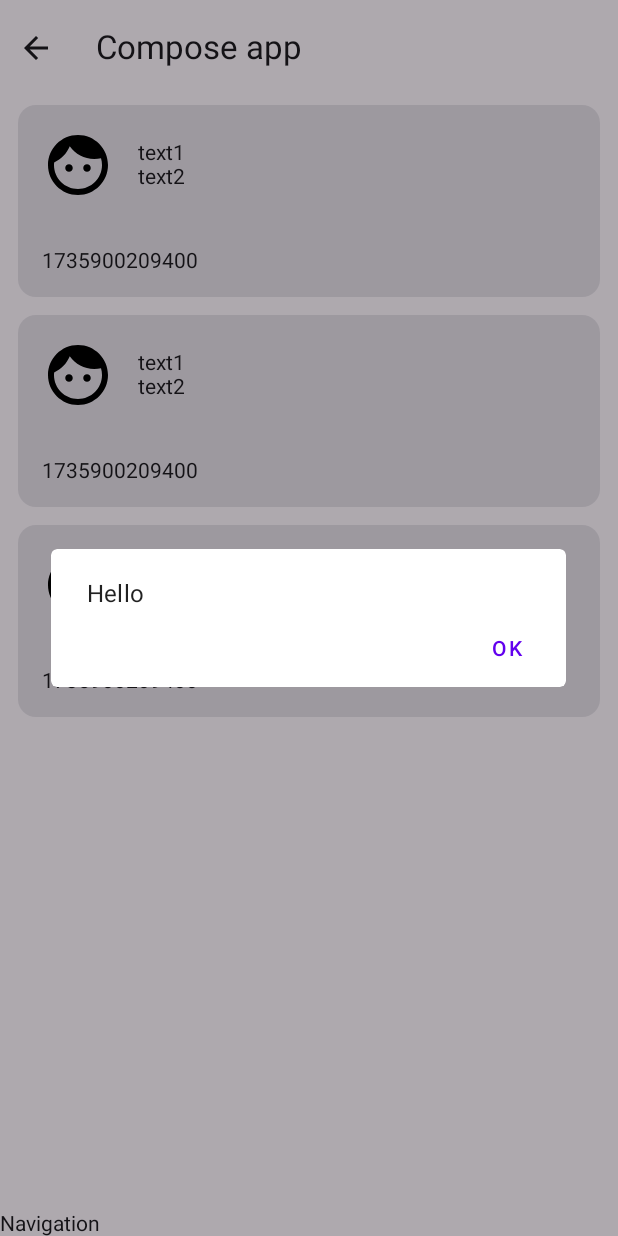
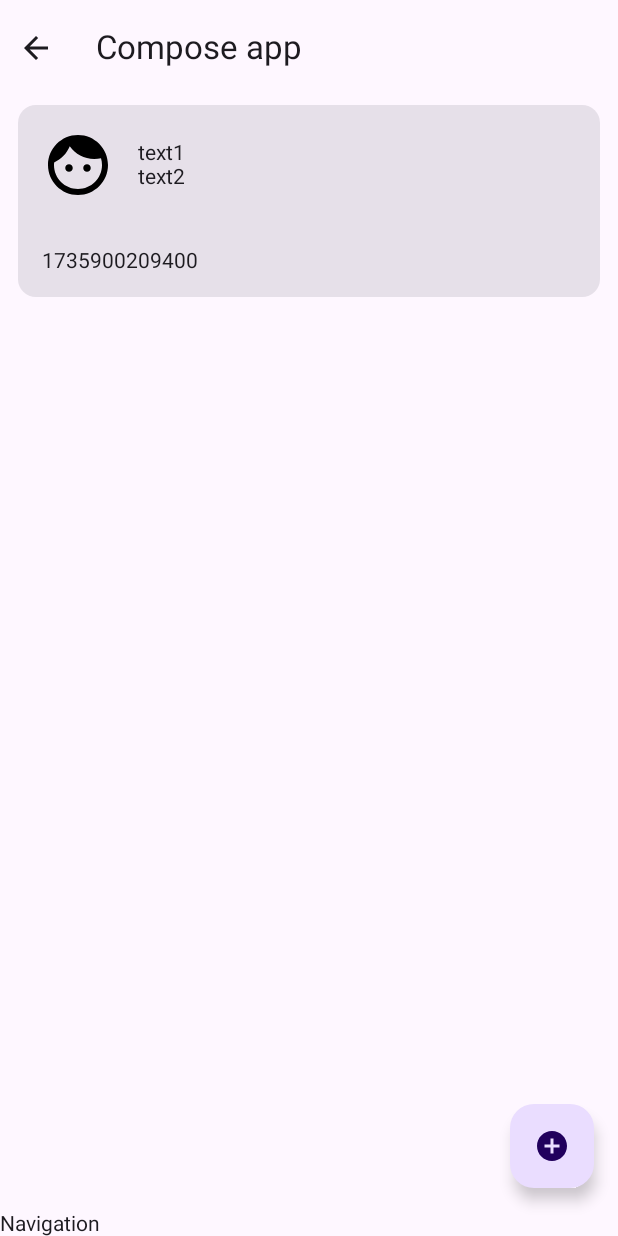
Before and after one commit to OlegQt/TestGl, an Android app built with Jetpack Compose: the screen it shows after launch (MainActivity), on a phone screen of 412 x 824 dp. Run offline under Robolectric (Android 15) with nearby library versions, the phone set to English and light mode, and no system bars.

Commit message:
Add FloatActionButton connected with viewModel

```diff
--- a/app/src/main/java/com/testgl/presentation/composable/ComposeFunctions.kt
+++ b/app/src/main/java/com/testgl/presentation/composable/ComposeFunctions.kt
@@ -7,9 +7,11 @@ import androidx.compose.foundation.layout.padding
 import androidx.compose.foundation.layout.size
 import androidx.compose.material.icons.Icons
 import androidx.compose.material.icons.automirrored.filled.ArrowBack
+import androidx.compose.material.icons.filled.AddCircle
 import androidx.compose.material.icons.filled.Face
 import androidx.compose.material3.Card
 import androidx.compose.material3.ExperimentalMaterial3Api
+import androidx.compose.material3.FloatingActionButton
 import androidx.compose.material3.Icon
 import androidx.compose.material3.IconButton
 import androidx.compose.material3.Scaffold
@@ -26,8 +28,6 @@ import com.testgl.presentation.viewmodels.MainViewModel
 @Composable
 fun ShowDesign(viewModelParam: MainViewModel?, modifier: Modifier) {
     Column(modifier.padding(horizontal = 12.dp)) {
-        CustomCard(viewModelParam, modifier)
-        CustomCard(viewModelParam, modifier)
         CustomCard(viewModelParam, modifier)
     }
 }
@@ -68,16 +68,17 @@ fun CustomCard(viewModelParam: MainViewModel? = null, modifier: Modifier) {
     }
 }
 
-
 @Composable
 fun RootView(viewModelParam: MainViewModel? = null) {
-    val top: @Composable () -> Unit = { ShowTopAppBar() }
-    val bottom: @Composable () -> Unit = { ShowNavBar() }
+    val top: @Composable () -> Unit = { ShowTopAppBar(viewModelParam) }
+    val bottom: @Composable () -> Unit = { ShowNavBar(viewModelParam) }
     val center: @Composable () -> Unit = {}
+    val floatBtn: @Composable () -> Unit = { ShowFloatBtn(viewModelParam) }
 
     Scaffold(
         topBar = top,
         bottomBar = bottom,
+        floatingActionButton = floatBtn
     ) { innerPadding ->
         ShowDesign(
             viewModelParam,
@@ -92,7 +93,10 @@ fun RootView(viewModelParam: MainViewModel? = null) {
 @Composable
 fun ShowTopAppBar(viewModelParam: MainViewModel? = null) {
     Row(Modifier.fillMaxWidth()) {
-        IconButton({}, Modifier.align(Alignment.CenterVertically)) {
+        IconButton(
+            { viewModelParam?.showMessageDlg("BACK") },
+            Modifier.align(Alignment.CenterVertically)
+        ) {
             Icon(
                 imageVector = Icons.AutoMirrored.Default.ArrowBack,
                 contentDescription = "backToMain"
@@ -103,7 +107,14 @@ fun ShowTopAppBar(viewModelParam: MainViewModel? = null) {
 }
 
 @Composable
-fun ShowNavBar() {
+fun ShowNavBar(viewModelParam: MainViewModel? = null) {
     Text("Navigation")
+}
 
+@Composable
+fun ShowFloatBtn(viewModelParam: MainViewModel? = null) {
+    FloatingActionButton(
+        onClick = { viewModelParam?.showMessageDlg("ADD") }) {
+        Icon(imageVector = Icons.Default.AddCircle, contentDescription = "Add")
+    }
 }
--- a/app/src/main/java/com/testgl/presentation/viewmodels/MainViewModel.kt
+++ b/app/src/main/java/com/testgl/presentation/viewmodels/MainViewModel.kt
@@ -18,7 +18,9 @@ class MainViewModel:ViewModel() {
                 textData.emit(System.currentTimeMillis().toString())
             }
         }
+    }
 
-        observable.postValue("Hello")
+    fun showMessageDlg(newMessage:String){
+        observable.value = newMessage
     }
 }
```
